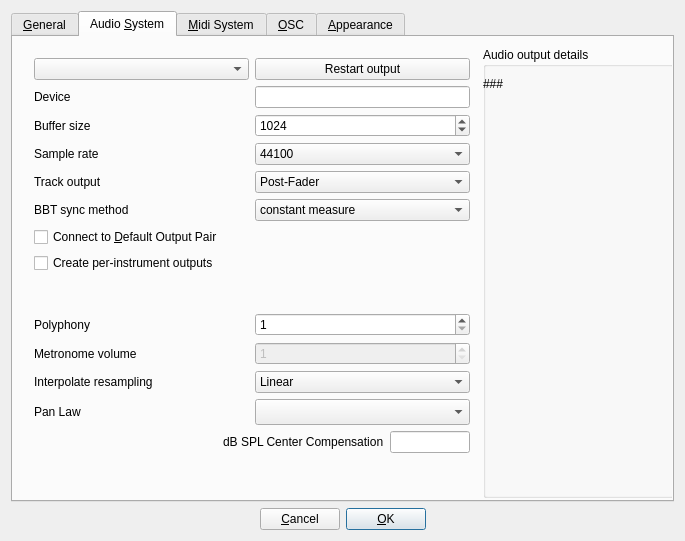
This is src/gui/src/PreferencesDialog_UI.ui in hydrogen-music/hydrogen as Qt 5 draws it before an edit. The edited form follows.
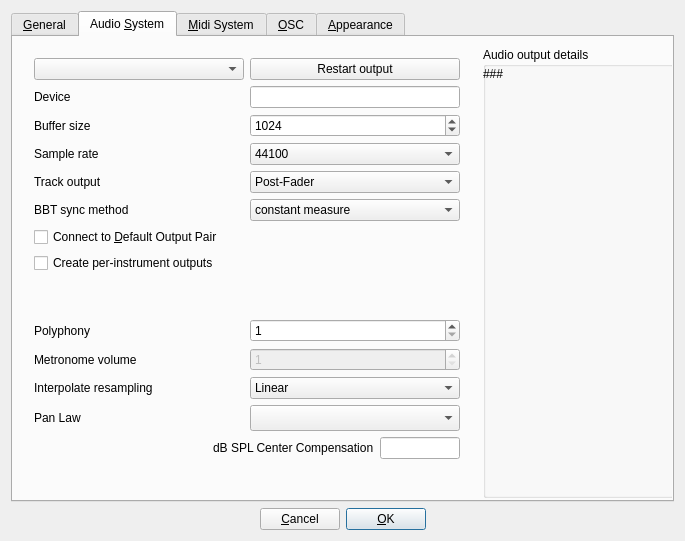
This is the edited form. Custom widgets are drawn as their Qt base class.

Commit message: translatable, further descriptive comments

```diff
--- a/src/gui/src/PreferencesDialog_UI.ui
+++ b/src/gui/src/PreferencesDialog_UI.ui
@@ -259,8 +259,8 @@
         <property name="geometry">
          <rect>
           <x>0</x>
-          <y>30</y>
-          <width>181</width>
+          <y>20</y>
+          <width>191</width>
           <height>421</height>
          </rect>
         </property>
@@ -280,8 +280,8 @@
         <rect>
          <x>10</x>
          <y>10</y>
-         <width>458</width>
-         <height>451</height>
+         <width>448</width>
+         <height>463</height>
         </rect>
        </property>
        <layout class="QVBoxLayout" name="verticalLayout">
@@ -498,7 +498,7 @@
           </property>
           <property name="sizeHint" stdset="0">
            <size>
-            <width>431</width>
+            <width>446</width>
             <height>13</height>
            </size>
           </property>
@@ -604,23 +604,7 @@
          </layout>
         </item>
         <item>
-         <layout class="QGridLayout" name="_3">
-          <item row="0" column="1">
-           <widget class="QComboBox" name="panLawComboBox">
-            <property name="minimumSize">
-             <size>
-              <width>0</width>
-              <height>26</height>
-             </size>
-            </property>
-            <property name="maximumSize">
-             <size>
-              <width>385</width>
-              <height>16777215</height>
-             </size>
-            </property>
-           </widget>
-          </item>
+         <layout class="QGridLayout" name="gridLayout_4">
           <item row="0" column="0">
            <widget class="QLabel" name="panLawLbl">
             <property name="text">
@@ -628,6 +612,22 @@
             </property>
            </widget>
           </item>
+          <item row="0" column="1">
+           <widget class="QComboBox" name="panLawComboBox">
+            <property name="minimumSize">
+             <size>
+              <width>0</width>
+              <height>26</height>
+             </size>
+            </property>
+            <property name="maximumSize">
+             <size>
+              <width>380</width>
+              <height>16777215</height>
+             </size>
+            </property>
+           </widget>
+          </item>
          </layout>
         </item>
         <item>
@@ -664,8 +664,8 @@
           </property>
           <property name="sizeHint" stdset="0">
            <size>
-            <width>431</width>
-            <height>7</height>
+            <width>446</width>
+            <height>13</height>
            </size>
           </property>
          </spacer>
```
The commit also changes 2 other files.
